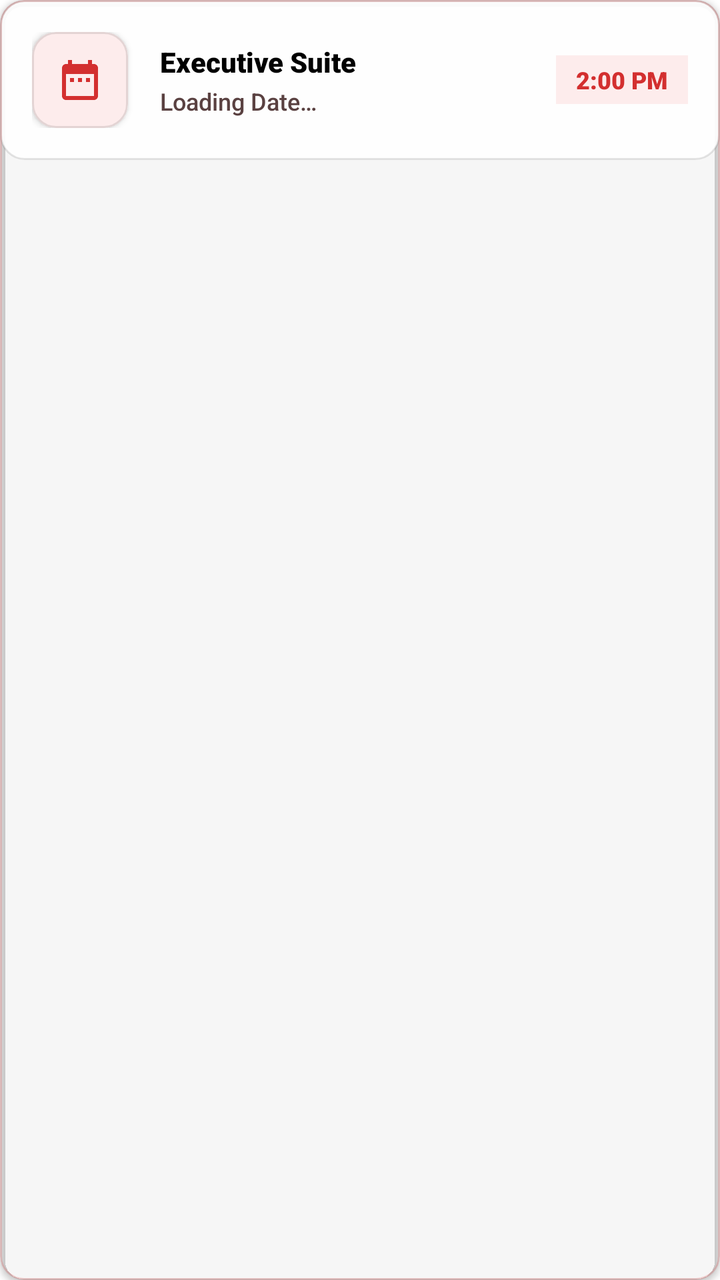
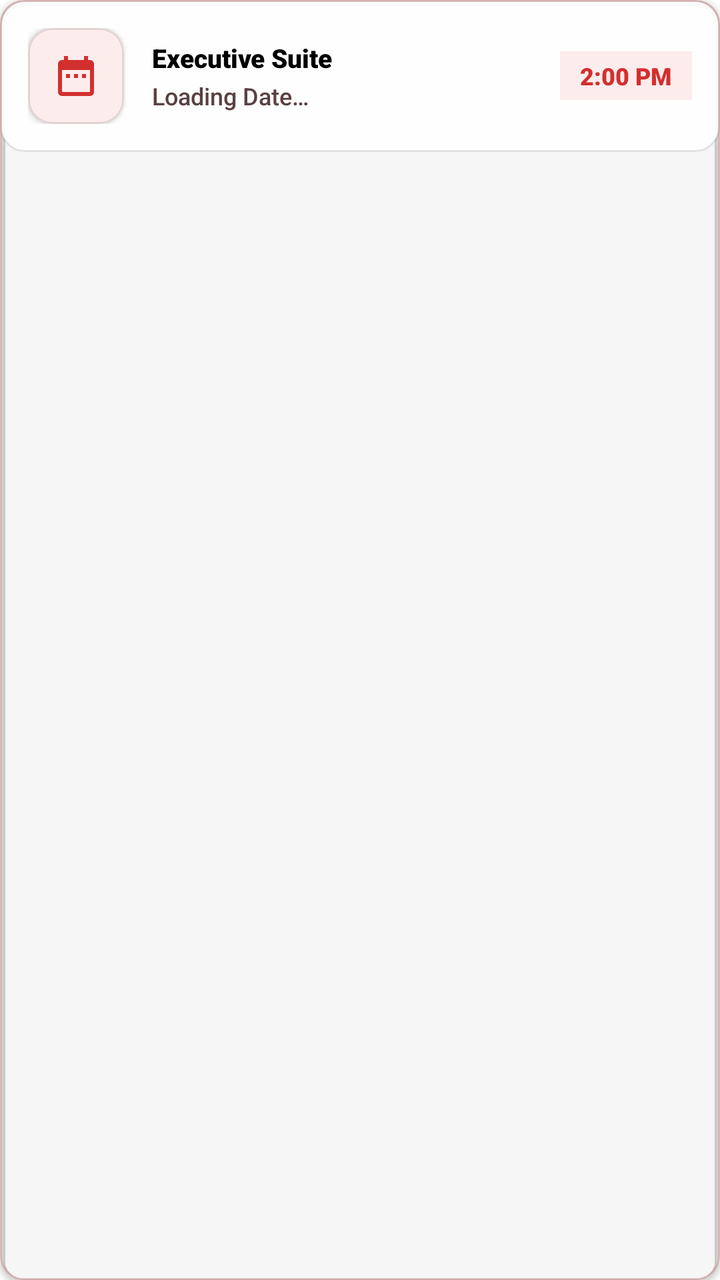

Before-and-after screenshots of an Android layout around one commit, followed by the original layout XML and the change that was made.
<!-- AndroidManifest.xml: application theme Theme.VelocitySuites -->
<!-- res/layout/item_upcoming_transaction.xml -->
<?xml version="1.0" encoding="utf-8"?>
<com.google.android.material.card.MaterialCardView xmlns:android="http://schemas.android.com/apk/res/android"
    xmlns:app="http://schemas.android.com/apk/res-auto"
    style="@style/Widget.Velocity.Card.Glass"
    android:layout_width="match_parent"
    android:layout_height="wrap_content"
    android:layout_marginBottom="12dp">

    <LinearLayout
        android:layout_width="match_parent"
        android:layout_height="wrap_content"
        android:background="@drawable/bg_glass_card_white"
        android:gravity="center_vertical"
        android:orientation="horizontal"
        android:padding="16dp">

        <com.google.android.material.card.MaterialCardView
            android:id="@+id/transactionIconContainer"
            android:layout_width="48dp"
            android:layout_height="48dp"
            app:cardBackgroundColor="@color/velocity_red_soft"
            app:cardCornerRadius="@dimen/card_corner_radius"
            app:cardElevation="@dimen/card_elevation">
            <ImageView
                android:id="@+id/ivTransactionIcon"
                android:layout_width="24dp"
                android:layout_height="24dp"
                android:layout_gravity="center"
                android:importantForAccessibility="no"
                android:src="@drawable/ic_calendar"
                app:tint="@color/velocity_red_primary" />
        </com.google.android.material.card.MaterialCardView>

        <LinearLayout
            android:layout_width="0dp"
            android:layout_height="wrap_content"
            android:layout_marginStart="16dp"
            android:layout_weight="1"
            android:orientation="vertical">

            <TextView
                android:id="@+id/tvTransactionTitle"
                android:layout_width="wrap_content"
                android:layout_height="wrap_content"
                android:fontFamily="sans-serif-black"
                android:text="@string/executive_suite"
                android:textColor="@color/black"
                android:textSize="14sp" />

            <TextView
                android:id="@+id/tvTransactionDate"
                android:layout_width="wrap_content"
                android:layout_height="wrap_content"
                android:layout_marginTop="2dp"
                android:fontFamily="sans-serif-medium"
                android:text="@string/loading_date"
                android:textColor="@color/velocity_text_secondary"
                android:textSize="12sp" />
        </LinearLayout>

        <TextView
            android:id="@+id/tvTimeLabel"
            android:layout_width="wrap_content"
            android:layout_height="wrap_content"
            android:background="@drawable/shape_intro_pill"
            android:backgroundTint="@color/velocity_red_soft"
            android:paddingHorizontal="10dp"
            android:paddingVertical="4dp"
            android:text="@string/check_in_time"
            android:textColor="@color/velocity_red_primary"
            android:textSize="12sp"
            android:fontFamily="sans-serif-black" />

    </LinearLayout>
</com.google.android.material.card.MaterialCardView>
<!-- resources referenced by this layout -->
<resources>
  <color name="black">#FF000000</color>
  <color name="velocity_red_primary">#D32F2F</color>
  <color name="velocity_red_soft">#FDECEC</color>
  <color name="velocity_text_secondary">#5A4141</color>
  <dimen name="card_corner_radius">12dp</dimen>
  <dimen name="card_elevation">2dp</dimen>
  <!-- drawable bg_glass_card_white (drawable) -->
  <?xml version="1.0" encoding="utf-8"?>
  <shape xmlns:android="http://schemas.android.com/apk/res/android">
      <solid android:color="#E6FFFFFF" />
      <stroke android:width="1dp" android:color="#1A000000" />
      <corners android:radius="@dimen/card_corner_radius" />
  </shape>
  <!-- drawable ic_calendar (drawable) -->
  <vector xmlns:android="http://schemas.android.com/apk/res/android"
      android:width="24dp"
      android:height="24dp"
      android:viewportWidth="24"
      android:viewportHeight="24">
    <path
        android:fillColor="#000000"
        android:pathData="M19,4h-1V2h-2v2H8V2H6v2H5C3.89,4 3.01,4.9 3.01,6L3,20c0,1.1 0.89,2 2,2h14c1.1,0 2,-0.9 2,-2V6C21,4.9 20.1,4 19,4zM19,20H5V9h14V20zM7,11h2v2H7V11zM11,11h2v2h-2V11zM15,11h2v2h-2V11z"/>
  </vector>
  <!-- drawable shape_intro_pill (drawable) -->
  <?xml version="1.0" encoding="utf-8"?>
  <shape xmlns:android="http://schemas.android.com/apk/res/android">
      <solid android:color="@color/velocity_red_primary" />
      <corners android:radius="0dp" />
  </shape>
  <string name="check_in_time">2:00 PM</string>
  <string name="executive_suite">Executive Suite</string>
  <string name="loading_date">Loading Date…</string>
  <color name="velocity_red_alpha_20">#33D32F2F</color>
  <color name="velocity_red_dark">#7F1212</color>
  <color name="white">#FFFFFFFF</color>
  <color name="velocity_red_rose">#EF5350</color>
  <color name="velocity_red_deep">#5A0A0A</color>
  <style name="ShapeAppearance.Velocity.Square" parent="">
          <item name="cornerFamily">rounded</item>
          <item name="cornerSize">0dp</item>
      </style>
  <style name="ShapeAppearance.Velocity.Card" parent="">
          <item name="cornerFamily">rounded</item>
          <item name="cornerSize">@dimen/card_corner_radius</item>
      </style>
  <style name="Widget.Velocity.Card.Flat" parent="Widget.MaterialComponents.CardView">
          <item name="cardElevation">@dimen/card_elevation</item>
          <item name="cardCornerRadius">@dimen/card_corner_radius</item>
          <item name="cardBackgroundColor">@color/velocity_surface_elevated</item>
          <item name="strokeColor">@color/velocity_divider_hairline</item>
          <item name="strokeWidth">1dp</item>
          <item name="shapeAppearance">@style/ShapeAppearance.Velocity.Card</item>
      </style>
  <style name="Widget.Velocity.Flat.Snackbar" parent="Widget.MaterialComponents.Snackbar">
          <item name="android:background">@drawable/bg_snackbar_flat</item>
          <item name="android:elevation">0dp</item>
      </style>
  <color name="velocity_surface_elevated">#FFFFFF</color>
  <color name="velocity_divider_hairline">#1A000000</color>
  <!-- drawable bg_snackbar_flat (drawable) -->
  <?xml version="1.0" encoding="utf-8"?>
  <shape xmlns:android="http://schemas.android.com/apk/res/android" android:shape="rectangle">
      <solid android:color="#323232" />
      <stroke android:width="1dp" android:color="#33FFFFFF" />
      <corners android:radius="0dp" />
  </shape>
  <style name="Widget.Velocity.Flat.BottomSheet" parent="Widget.MaterialComponents.BottomSheet.Modal">
          <item name="shapeAppearanceOverlay">@style/ShapeAppearance.Velocity.Square</item>
          <item name="android:elevation">0dp</item>
          <item name="backgroundTint">@color/velocity_surface_elevated</item>
      </style>
  <!-- unchanged entries left out for length: 9 -->
</resources>

<!-- the commit's change to res/layout/item_upcoming_transaction.xml (unified diff, before → after) -->
@@ -4,7 +4,7 @@
     style="@style/Widget.Velocity.Card.Glass"
     android:layout_width="match_parent"
     android:layout_height="wrap_content"
-    android:layout_marginBottom="12dp">
+    android:layout_marginBottom="11dp">
 
     <LinearLayout
         android:layout_width="match_parent"
@@ -12,7 +12,7 @@
         android:background="@drawable/bg_glass_card_white"
         android:gravity="center_vertical"
         android:orientation="horizontal"
-        android:padding="16dp">
+        android:padding="14dp">
 
         <com.google.android.material.card.MaterialCardView
             android:id="@+id/transactionIconContainer"
@@ -34,7 +34,7 @@
         <LinearLayout
             android:layout_width="0dp"
             android:layout_height="wrap_content"
-            android:layout_marginStart="16dp"
+            android:layout_marginStart="14dp"
             android:layout_weight="1"
             android:orientation="vertical">
 
@@ -45,7 +45,7 @@
                 android:fontFamily="sans-serif-black"
                 android:text="@string/executive_suite"
                 android:textColor="@color/black"
-                android:textSize="14sp" />
+                android:textSize="13sp" />
 
             <TextView
                 android:id="@+id/tvTransactionDate"
